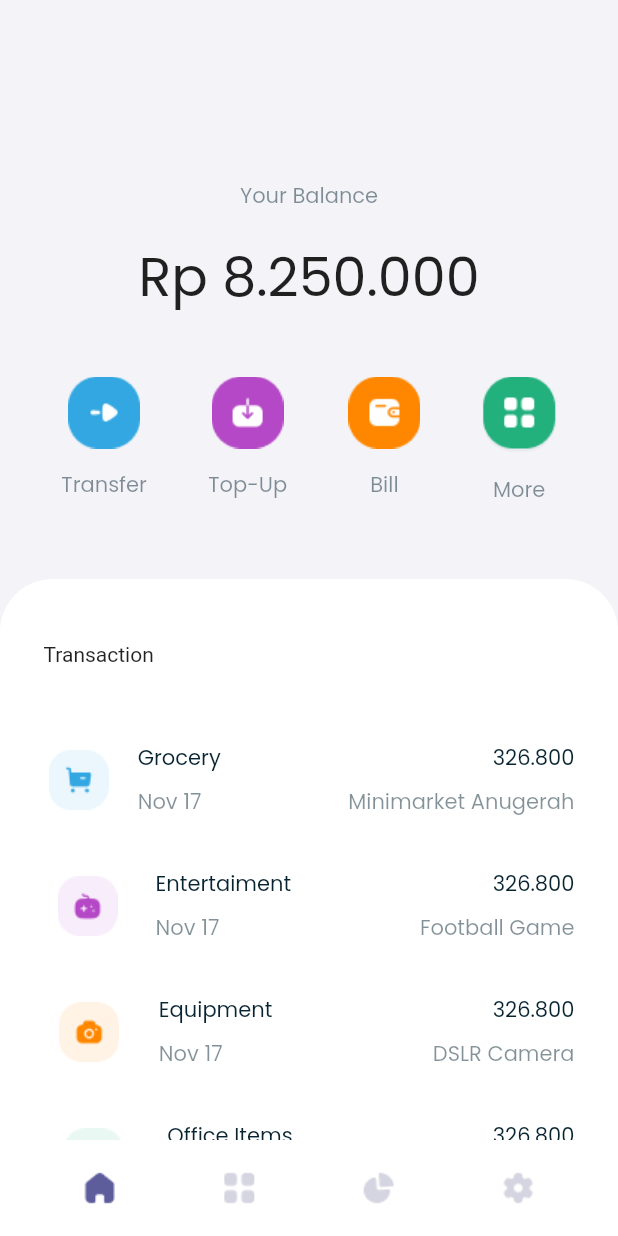
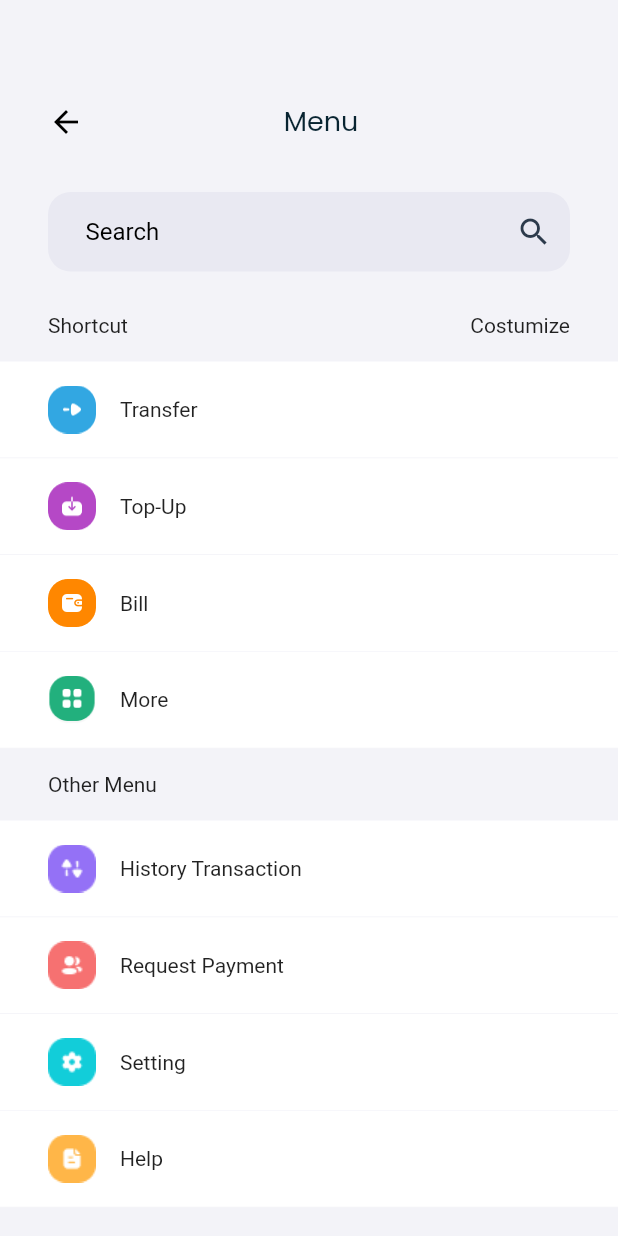
Before and after one commit to bagashyt/digital-wallet-ui, a Flutter app: the screen it shows after launch, on a phone screen of 412 x 824 dp. Run offline on Flutter 3.47's test engine with Material 2 defaults, Android fonts, the phone set to English and light mode, and no system bars; our stand-ins replace google_fonts.

Commit message:
add menu screen

```diff
--- a/lib/constant/constant.dart
+++ b/lib/constant/constant.dart
@@ -1,7 +1,11 @@
 import 'package:flutter/material.dart';
 import 'package:google_fonts/google_fonts.dart';
+
+const Color kBodyColor = Color(0XFFF3F3F8);
 
 final TextStyle kBodyTextStyle = GoogleFonts.poppins(
     fontSize: 14, color: const Color(0x80082431), fontWeight: FontWeight.w400);
 final TextStyle kTitleTextStyle = GoogleFonts.poppins(
     fontSize: 14, color: const Color(0xFF082431), fontWeight: FontWeight.w400);
+final TextStyle kScreenTitleTextStyle = GoogleFonts.poppins(
+    fontSize: 18, color: const Color(0xFF082431), fontWeight: FontWeight.w400);
--- a/lib/main.dart
+++ b/lib/main.dart
@@ -1,5 +1,6 @@
 import 'package:digital_wallet/model/shortcut_menu.dart';
 import 'package:digital_wallet/screen/home_page.dart';
+import 'package:digital_wallet/screen/menu_screen.dart';
 import 'package:digital_wallet/widget/item_shortcut.dart';
 import 'package:flutter/material.dart';
 
@@ -11,7 +12,7 @@ class MyApp extends StatelessWidget {
   @override
   Widget build(BuildContext context) {
     return MaterialApp(
-      home: HomePage(),
+      home: MenuScreen(),
     );
   }
 }
--- /dev/null
+++ b/lib/model/other_menu.dart
@@ -0,0 +1,19 @@
+class OtherMenu {
+  String title;
+  String images;
+
+  OtherMenu({
+    required this.title,
+    required this.images,
+  });
+}
+
+var otherMenuList = [
+  OtherMenu(
+      title: 'History Transaction',
+      images: 'images/history_transaction_icon.png'),
+  OtherMenu(
+      title: 'Request Payment', images: 'images/request_payment_icon.png'),
+  OtherMenu(title: 'Setting', images: 'images/setting_icon.png'),
+  OtherMenu(title: 'Help', images: 'images/help_icon.png'),
+];
--- a/lib/screen/home_page.dart
+++ b/lib/screen/home_page.dart
@@ -13,7 +13,7 @@ class HomePage extends StatelessWidget {
   Widget build(BuildContext context) {
     return SafeArea(
       child: Scaffold(
-        backgroundColor: const Color(0XFFF3F3F8),
+        backgroundColor: kBodyColor,
         body: Container(
           child: Column(
             mainAxisAlignment: MainAxisAlignment.end,
--- /dev/null
+++ b/lib/screen/menu_screen.dart
@@ -0,0 +1,109 @@
+import 'package:digital_wallet/constant/constant.dart';
+import 'package:digital_wallet/model/other_menu.dart';
+import 'package:digital_wallet/model/shortcut_menu.dart';
+import 'package:digital_wallet/widget/custom_appbar.dart';
+import 'package:digital_wallet/widget/menu/item_menu_shortcut.dart';
+import 'package:flutter/material.dart';
+
+class MenuScreen extends StatelessWidget {
+  const MenuScreen({Key? key}) : super(key: key);
+
+  @override
+  Widget build(BuildContext context) {
+    return Scaffold(
+      backgroundColor: kBodyColor,
+      appBar: const CustomAppBar(
+        icon: Icons.arrow_back,
+        title: 'Menu',
+      ),
+      body: SingleChildScrollView(
+        child: SafeArea(
+          child: Column(
+            children: [
+              const SizedBox(
+                height: 28.0,
+              ),
+
+              ///Search Bar
+              Container(
+                margin: const EdgeInsets.symmetric(horizontal: 32.0),
+                child: const TextField(
+                  decoration: InputDecoration(
+                      isCollapsed: true,
+                      contentPadding: EdgeInsets.symmetric(
+                          horizontal: 25.0, vertical: 17.0),
+                      suffixIcon: Icon(
+                        Icons.search,
+                        color: Color(0XFF2C3A4B),
+                      ),
+                      border: OutlineInputBorder(
+                          borderSide: BorderSide.none,
+                          borderRadius: BorderRadius.all(Radius.circular(15))),
+                      hintText: 'Search',
+                      hintStyle: TextStyle(color: Colors.black),
+                      filled: true,
+                      fillColor: Color(0XFFE9E9F2)),
+                ),
+              ),
+              const SizedBox(
+                height: 12.0,
+              ),
+
+              ///List Shortcut
+              Container(
+                margin: const EdgeInsets.symmetric(
+                  horizontal: 32,
+                  vertical: 16,
+                ),
+                child: Row(
+                  mainAxisAlignment: MainAxisAlignment.spaceBetween,
+                  children: const [
+                    Text('Shortcut'),
+                    Text('Costumize'),
+                  ],
+                ),
+              ),
+              LimitedBox(
+                  maxHeight: 270,
+                  child: ListView.builder(
+                      shrinkWrap: true,
+                      physics: const NeverScrollableScrollPhysics(),
+                      itemCount: shortcutMenuList.length,
+                      itemBuilder: (BuildContext context, int index) {
+                        final ShortcutMenu shortcutMenu =
+                            shortcutMenuList[index];
+                        return ItemMenuShortcut(
+                            title: shortcutMenu.title,
+                            image: shortcutMenu.images);
+                      })),
+
+              ///List Other Menu
+              Container(
+                margin:
+                    const EdgeInsets.symmetric(horizontal: 32, vertical: 16),
+                child: Row(
+                  mainAxisAlignment: MainAxisAlignment.spaceBetween,
+                  children: const [
+                    Text('Other Menu'),
+                  ],
+                ),
+              ),
+              ItemMenuShortcut(
+                  title: otherMenuList[0].title,
+                  image: otherMenuList[0].images),
+              ItemMenuShortcut(
+                  title: otherMenuList[1].title,
+                  image: otherMenuList[1].images),
+              ItemMenuShortcut(
+                  title: otherMenuList[2].title,
+                  image: otherMenuList[2].images),
+              ItemMenuShortcut(
+                  title: otherMenuList[3].title,
+                  image: otherMenuList[3].images),
+            ],
+          ),
+        ),
+      ),
+    );
+  }
+}
--- /dev/null
+++ b/lib/widget/custom_appbar.dart
@@ -0,0 +1,33 @@
+import 'package:digital_wallet/constant/constant.dart';
+import 'package:flutter/material.dart';
+
+class CustomAppBar extends StatelessWidget implements PreferredSizeWidget {
+  final String title;
+  final IconData icon;
+
+  const CustomAppBar({Key? key, required this.title, required this.icon})
+      : super(key: key);
+  @override
+  Size get preferredSize => const Size.fromHeight(100.0);
+
+  @override
+  Widget build(BuildContext context) {
+    return Container(
+      margin: const EdgeInsets.only(left: 16.0, top: 62.0),
+      child: AppBar(
+        elevation: 0.0,
+        shadowColor: Colors.white,
+        backgroundColor: kBodyColor,
+        leading: Icon(
+          icon,
+          color: Colors.black,
+        ),
+        centerTitle: true,
+        title: Text(
+          title,
+          style: kScreenTitleTextStyle,
+        ),
+      ),
+    );
+  }
+}
--- a/lib/widget/item_shortcut.dart
+++ b/lib/widget/item_shortcut.dart
@@ -10,7 +10,7 @@ class ItemShortcut extends StatelessWidget {
 
   @override
   Widget build(BuildContext context) {
-    return Container(
+    return SizedBox(
       height: 100,
       child: Column(
         children: [
--- /dev/null
+++ b/lib/widget/menu/item_menu_shortcut.dart
@@ -0,0 +1,44 @@
+import 'package:digital_wallet/constant/constant.dart';
+import 'package:flutter/material.dart';
+
+class ItemMenuShortcut extends StatelessWidget {
+  final String title;
+  final String image;
+
+  const ItemMenuShortcut({Key? key, required this.title, required this.image})
+      : super(key: key);
+
+  @override
+  Widget build(BuildContext context) {
+    return Container(
+      decoration: const BoxDecoration(
+        color: Colors.white,
+        border: Border(
+          bottom: BorderSide(
+            width: 0.5,
+            color: kBodyColor,
+          ),
+        ),
+      ),
+      child: Padding(
+        padding: const EdgeInsets.symmetric(
+          horizontal: 32.0,
+          vertical: 16.0,
+        ),
+        child: Row(
+          children: [
+            Image.asset(
+              image,
+              width: 32,
+              height: 32,
+            ),
+            const SizedBox(
+              width: 16.0,
+            ),
+            Text(title),
+          ],
+        ),
+      ),
+    );
+  }
+}
```
Also changed, not shown: images/help_icon.png (added), images/history_transaction_icon.png (added), images/request_payment_icon.png (added), images/setting_icon.png (added).
